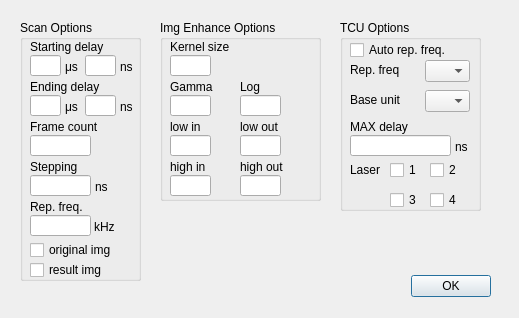
yilp7/img_proc_demo, file settings.ui: the form before one commit.
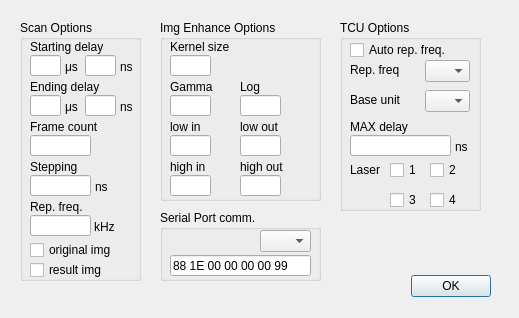
The form after the commit.

Commit message: serial custom write; laser preset

```diff
--- a/settings.ui
+++ b/settings.ui
@@ -640,6 +640,42 @@
     </property>
    </widget>
   </widget>
+  <widget class="QGroupBox" name="SERIAL_COMM_GRP">
+   <property name="geometry">
+    <rect>
+     <x>160</x>
+     <y>210</y>
+     <width>161</width>
+     <height>71</height>
+    </rect>
+   </property>
+   <property name="title">
+    <string>Serial Port comm.</string>
+   </property>
+   <widget class="QLineEdit" name="COM_DATA_EDT">
+    <property name="geometry">
+     <rect>
+      <x>10</x>
+      <y>45</y>
+      <width>141</width>
+      <height>21</height>
+     </rect>
+    </property>
+    <property name="text">
+     <string>88 1E 00 00 00 00 99</string>
+    </property>
+   </widget>
+   <widget class="QComboBox" name="COM_LIST">
+    <property name="geometry">
+     <rect>
+      <x>100</x>
+      <y>20</y>
+      <width>51</width>
+      <height>22</height>
+     </rect>
+    </property>
+   </widget>
+  </widget>
  </widget>
  <resources/>
  <connections>
```
The commit also changes 6 other files.
